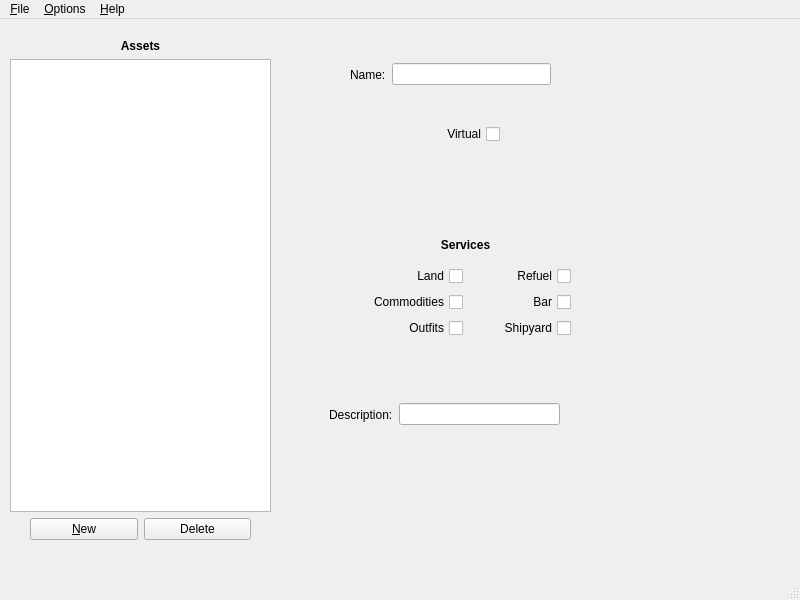
Before: the Qt Designer form src/asset.ui in Cypher3c/pyTHANE, drawn with Qt 5.
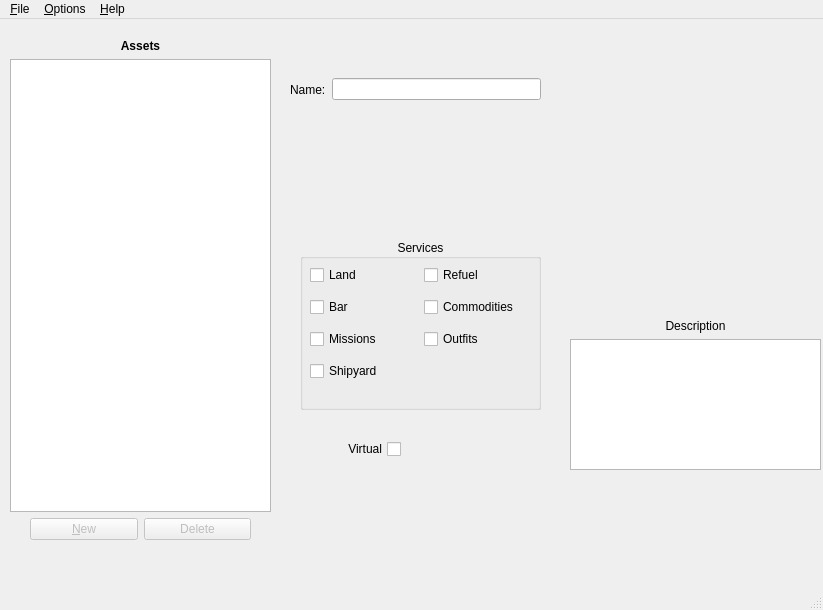
After: the same form once the commit is applied.

Commit message: Form now loads services

```diff
--- a/src/asset.ui
+++ b/src/asset.ui
@@ -7,8 +7,8 @@
    <rect>
     <x>0</x>
     <y>0</y>
-    <width>800</width>
-    <height>600</height>
+    <width>823</width>
+    <height>610</height>
    </rect>
   </property>
   <property name="acceptDrops">
@@ -57,6 +57,12 @@
        </property>
        <item>
         <widget class="QPushButton" name="pushButton">
+         <property name="enabled">
+          <bool>false</bool>
+         </property>
+         <property name="toolTip">
+          <string>TODO</string>
+         </property>
          <property name="text">
           <string>&amp;New</string>
          </property>
@@ -64,6 +70,9 @@
        </item>
        <item>
         <widget class="QPushButton" name="pushButton_2">
+         <property name="enabled">
+          <bool>false</bool>
+         </property>
          <property name="text">
           <string>Delete</string>
          </property>
@@ -76,10 +85,10 @@
    <widget class="QWidget" name="horizontalLayoutWidget_2">
     <property name="geometry">
      <rect>
-      <x>350</x>
-      <y>40</y>
-      <width>201</width>
-      <height>31</height>
+      <x>290</x>
+      <y>50</y>
+      <width>251</width>
+      <height>41</height>
      </rect>
     </property>
     <layout class="QHBoxLayout" name="horizontalLayout_3">
@@ -98,10 +107,10 @@
    <widget class="QWidget" name="horizontalLayoutWidget_4">
     <property name="geometry">
      <rect>
-      <x>419</x>
-      <y>100</y>
-      <width>81</width>
-      <height>31</height>
+      <x>310</x>
+      <y>410</y>
+      <width>91</width>
+      <height>41</height>
      </rect>
     </property>
     <layout class="QHBoxLayout" name="horizontalLayout_5">
@@ -120,143 +129,105 @@
      </item>
     </layout>
    </widget>
+   <widget class="QGroupBox" name="serviceGroup">
+    <property name="geometry">
+     <rect>
+      <x>300</x>
+      <y>220</y>
+      <width>241</width>
+      <height>171</height>
+     </rect>
+    </property>
+    <property name="title">
+     <string>Services</string>
+    </property>
+    <property name="alignment">
+     <set>Qt::AlignCenter</set>
+    </property>
    <widget class="QWidget" name="gridLayoutWidget">
     <property name="geometry">
      <rect>
-      <x>360</x>
-      <y>210</y>
-      <width>211</width>
-      <height>109</height>
+       <x>10</x>
+       <y>20</y>
+       <width>221</width>
+       <height>131</height>
      </rect>
     </property>
     <layout class="QGridLayout" name="gridLayout">
-     <item row="1" column="0">
-      <layout class="QHBoxLayout" name="horizontalLayout_4">
-       <item>
+      <item row="0" column="0">
         <widget class="QCheckBox" name="landCheck">
-         <property name="mouseTracking">
-          <bool>false</bool>
-         </property>
-         <property name="layoutDirection">
-          <enum>Qt::RightToLeft</enum>
-         </property>
          <property name="text">
           <string>Land</string>
          </property>
         </widget>
        </item>
-       <item>
-        <widget class="QCheckBox" name="checkBox_5">
-         <property name="mouseTracking">
-          <bool>false</bool>
-         </property>
-         <property name="layoutDirection">
-          <enum>Qt::RightToLeft</enum>
-         </property>
+      <item row="0" column="1">
+       <widget class="QCheckBox" name="refuelCheck">
          <property name="text">
           <string>Refuel</string>
          </property>
         </widget>
        </item>
-      </layout>
-     </item>
-     <item row="2" column="0">
-      <layout class="QHBoxLayout" name="horizontalLayout_6">
-       <item>
-        <widget class="QCheckBox" name="checkBox_3">
-         <property name="mouseTracking">
-          <bool>false</bool>
-         </property>
-         <property name="layoutDirection">
-          <enum>Qt::RightToLeft</enum>
-         </property>
-         <property name="text">
-          <string>Commodities</string>
-         </property>
-        </widget>
-       </item>
-       <item>
-        <widget class="QCheckBox" name="checkBox_6">
-         <property name="mouseTracking">
-          <bool>false</bool>
-         </property>
-         <property name="layoutDirection">
-          <enum>Qt::RightToLeft</enum>
-         </property>
+      <item row="1" column="0">
+       <widget class="QCheckBox" name="barCheck">
          <property name="text">
           <string>Bar</string>
          </property>
         </widget>
        </item>
-      </layout>
-     </item>
-     <item row="3" column="0">
-      <layout class="QHBoxLayout" name="horizontalLayout_7">
-       <item>
-        <widget class="QCheckBox" name="checkBox_4">
-         <property name="mouseTracking">
-          <bool>false</bool>
-         </property>
-         <property name="layoutDirection">
-          <enum>Qt::RightToLeft</enum>
-         </property>
+      <item row="1" column="1">
+       <widget class="QCheckBox" name="commodityCheck">
+        <property name="text">
+         <string>Commodities</string>
+        </property>
+       </widget>
+      </item>
+      <item row="2" column="0">
+       <widget class="QCheckBox" name="missionCheck">
+        <property name="text">
+         <string>Missions</string>
+        </property>
+       </widget>
+      </item>
+      <item row="2" column="1">
+       <widget class="QCheckBox" name="outfitCheck">
          <property name="text">
           <string>Outfits</string>
          </property>
         </widget>
        </item>
-       <item>
-        <widget class="QCheckBox" name="checkBox_7">
-         <property name="mouseTracking">
-          <bool>false</bool>
-         </property>
-         <property name="layoutDirection">
-          <enum>Qt::RightToLeft</enum>
-         </property>
+      <item row="3" column="0">
+       <widget class="QCheckBox" name="shipyardCheck">
          <property name="text">
           <string>Shipyard</string>
          </property>
         </widget>
        </item>
       </layout>
-     </item>
-     <item row="0" column="0">
-      <widget class="QLabel" name="label_4">
-       <property name="font">
-        <font>
-         <weight>75</weight>
-         <bold>true</bold>
-        </font>
-       </property>
-       <property name="text">
-        <string>Services</string>
-       </property>
-       <property name="alignment">
-        <set>Qt::AlignCenter</set>
-       </property>
-      </widget>
-     </item>
-    </layout>
+    </widget>
    </widget>
    <widget class="QWidget" name="horizontalLayoutWidget_3">
     <property name="geometry">
      <rect>
-      <x>329</x>
-      <y>360</y>
-      <width>231</width>
-      <height>71</height>
+      <x>570</x>
+      <y>300</y>
+      <width>251</width>
+      <height>151</height>
      </rect>
     </property>
-    <layout class="QHBoxLayout" name="horizontalLayout_8">
+    <layout class="QVBoxLayout" name="verticalLayout_2">
      <item>
       <widget class="QLabel" name="label_3">
        <property name="text">
-        <string>Description:</string>
+        <string>Description</string>
+       </property>
+       <property name="alignment">
+        <set>Qt::AlignCenter</set>
        </property>
       </widget>
      </item>
      <item>
-      <widget class="QLineEdit" name="lineEdit_2"/>
+      <widget class="QPlainTextEdit" name="descriptionBox"/>
      </item>
     </layout>
    </widget>
@@ -266,7 +237,7 @@
     <rect>
      <x>0</x>
      <y>0</y>
-     <width>800</width>
+     <width>823</width>
      <height>25</height>
     </rect>
    </property>
```
Left out of the diff: 2 changed lines with no effect on the pictures. Lines whose indentation alone changed are shown as unchanged. The commit also changes 4 other files.
